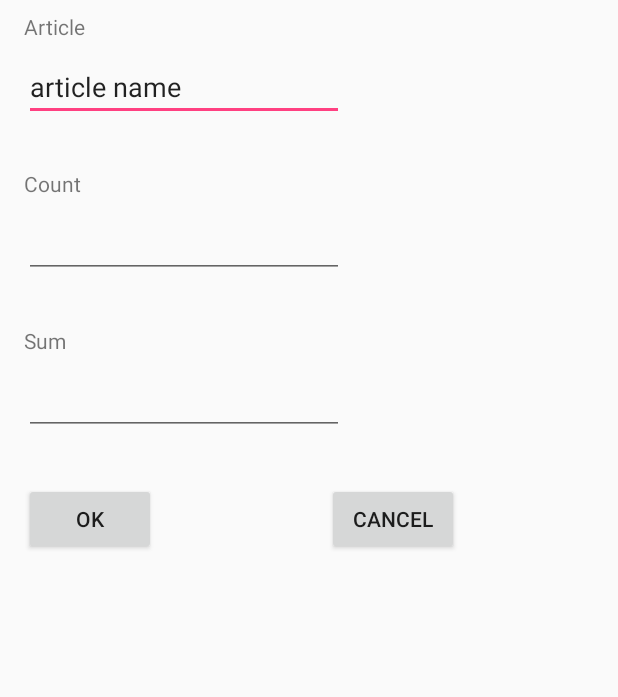
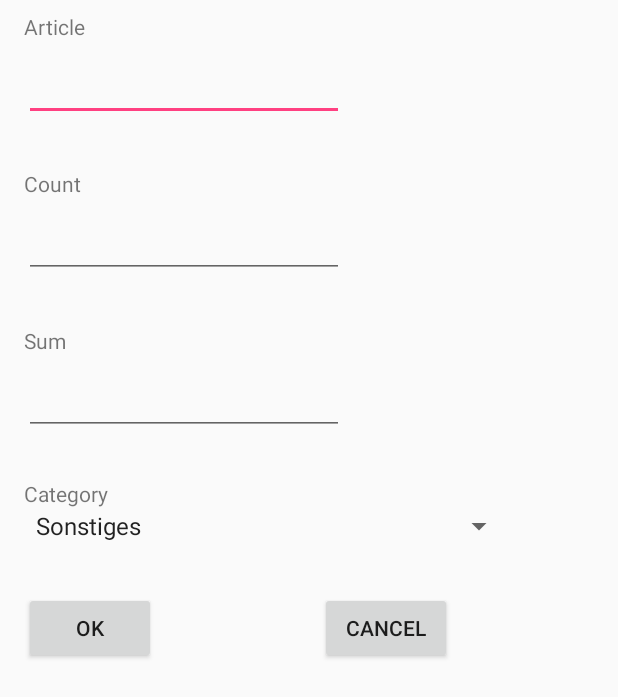
Before and after one commit to advandy/scanner_v1, an Android app: the layout edit_item.xml on its own in the app's theme, with its tools: preview values and no code run, on a phone screen of 412 x 824 dp. Shown: the top 697 px of the screen. Run offline under Robolectric (Android 15) with nearby library versions, the phone set to English and light mode, and no system bars.

Commit message:
add category

```diff
--- a/app/src/main/java/cheng/yunhan/butler/CropImageActivity.java
+++ b/app/src/main/java/cheng/yunhan/butler/CropImageActivity.java
@@ -37,6 +37,7 @@ public class CropImageActivity extends AppCompatActivity {
     private int originHeight;
     private int originWidth;
     private ProgressBar pb;
+    private String shopName;
 
     @Override
     protected void onCreate(Bundle savedInstanceState) {
@@ -44,6 +45,7 @@ public class CropImageActivity extends AppCompatActivity {
 
         Intent intent = getIntent();
         imagePath = intent.getStringExtra("imageUri");
+        shopName = intent.getStringExtra("shopName");
 
         image = BitmapFactory.decodeFile(imagePath);
 
@@ -145,6 +147,7 @@ public class CropImageActivity extends AppCompatActivity {
                     Intent intent = new Intent(CropImageActivity.this, OcrDetailActivity.class);
                     intent.putExtra("imagePath", imagePath);
                     intent.addFlags(intent.FLAG_ACTIVITY_NEW_TASK);
+                    intent.putExtra("shopName", shopName);
                     startActivity(intent);
                     finish();
                 } catch (IOException e) {
--- a/app/src/main/java/cheng/yunhan/butler/ExpenseMainActivity.java
+++ b/app/src/main/java/cheng/yunhan/butler/ExpenseMainActivity.java
@@ -163,5 +163,7 @@ public class ExpenseMainActivity extends AppCompatActivity implements ExpenseTim
             }
             return null;
         }
+
+
     }
 }
--- a/app/src/main/java/cheng/yunhan/butler/takePhotoActivity.java
+++ b/app/src/main/java/cheng/yunhan/butler/takePhotoActivity.java
@@ -24,11 +24,15 @@ public class takePhotoActivity extends Activity {
 
     public static final int REQUEST_IMAGE_CAPTURE = 1;
     File imageFile;
+    String shopName;
     private Camera camera;
     @RequiresApi(api = Build.VERSION_CODES.M)
     @Override
     protected void onCreate(Bundle savedInstanceState) {
         super.onCreate(savedInstanceState);
+
+        Intent intent = getIntent();
+        shopName = intent.getStringExtra("shopName");
 
         //setContentView(new CameraPreview(this));
 
@@ -49,6 +53,7 @@ public class takePhotoActivity extends Activity {
             Intent intent = new Intent(takePhotoActivity.this, CropImageActivity.class);
             intent.putExtra("imageUri", Uri.fromFile(imageFile).getPath());
             intent.addFlags(Intent.FLAG_ACTIVITY_NEW_TASK);
+            intent.putExtra("shopName", shopName);
             startActivity(intent);
             this.finish();
         } else if (requestCode == REQUEST_IMAGE_CAPTURE && resultCode == RESULT_CANCELED) {
--- a/app/src/main/res/layout/edit_item.xml
+++ b/app/src/main/res/layout/edit_item.xml
@@ -13,22 +13,21 @@
         android:layout_marginTop="8dp"
         android:text="Article"
         app:layout_constraintLeft_toLeftOf="parent"
-        app:layout_constraintTop_toTopOf="parent" />
+        app:layout_constraintTop_toTopOf="parent"
+        android:layout_marginStart="16dp" />
 
     <EditText
         android:id="@+id/article"
         android:layout_width="wrap_content"
         android:layout_height="wrap_content"
+        android:layout_marginEnd="8dp"
         android:layout_marginLeft="16dp"
+        android:layout_marginStart="16dp"
         android:layout_marginTop="8dp"
         android:ems="10"
         android:inputType="text"
-        android:text="article name"
         app:layout_constraintLeft_toLeftOf="parent"
-        app:layout_constraintTop_toBottomOf="@+id/textView2"
-        android:layout_marginRight="8dp"
-        app:layout_constraintRight_toRightOf="parent"
-        app:layout_constraintHorizontal_bias="0.0" />
+        app:layout_constraintTop_toBottomOf="@+id/textView2" />
 
     <TextView
         android:id="@+id/textView3"
@@ -38,7 +37,8 @@
         android:layout_marginTop="32dp"
         android:text="Count"
         app:layout_constraintLeft_toLeftOf="parent"
-        app:layout_constraintTop_toBottomOf="@+id/article" />
+        app:layout_constraintTop_toBottomOf="@+id/article"
+        android:layout_marginStart="16dp" />
 
     <EditText
         android:id="@+id/count"
@@ -50,9 +50,8 @@
         app:layout_constraintLeft_toLeftOf="parent"
         android:layout_marginTop="8dp"
         app:layout_constraintTop_toBottomOf="@+id/textView3"
-        android:layout_marginRight="8dp"
-        app:layout_constraintRight_toRightOf="parent"
-        app:layout_constraintHorizontal_bias="0.0" />
+        android:layout_marginStart="16dp"
+        android:layout_marginEnd="8dp" />
 
     <TextView
         android:id="@+id/textView4"
@@ -62,7 +61,8 @@
         android:layout_marginTop="32dp"
         android:text="Sum"
         app:layout_constraintLeft_toLeftOf="parent"
-        app:layout_constraintTop_toBottomOf="@+id/count" />
+        app:layout_constraintTop_toBottomOf="@+id/count"
+        android:layout_marginStart="16dp" />
 
     <EditText
         android:id="@+id/sum"
@@ -74,9 +74,8 @@
         android:inputType="numberDecimal"
         app:layout_constraintLeft_toLeftOf="parent"
         app:layout_constraintTop_toBottomOf="@+id/textView4"
-        android:layout_marginRight="8dp"
-        app:layout_constraintRight_toRightOf="parent"
-        app:layout_constraintHorizontal_bias="0.0" />
+        android:layout_marginStart="16dp"
+        android:layout_marginEnd="8dp" />
 
     <Button
         android:id="@+id/ok"
@@ -85,17 +84,41 @@
         android:layout_marginLeft="16dp"
         android:text="Ok"
         app:layout_constraintLeft_toLeftOf="parent"
+        android:layout_marginStart="16dp"
         android:layout_marginTop="32dp"
-        app:layout_constraintTop_toBottomOf="@+id/sum" />
+        app:layout_constraintTop_toBottomOf="@+id/spinner" />
 
     <Button
         android:id="@+id/cancel"
         android:layout_width="wrap_content"
         android:layout_height="wrap_content"
-        android:layout_marginLeft="8dp"
+        android:layout_marginLeft="32dp"
         android:text="Cancel"
         app:layout_constraintLeft_toRightOf="@+id/ok"
         app:layout_constraintRight_toRightOf="parent"
+        app:layout_constraintHorizontal_bias="0.478"
+        android:layout_marginStart="8dp"
         android:layout_marginTop="32dp"
-        app:layout_constraintTop_toBottomOf="@+id/sum" />
+        app:layout_constraintTop_toBottomOf="@+id/spinner" />
+
+    <TextView
+        android:id="@+id/textView8"
+        android:layout_width="wrap_content"
+        android:layout_height="wrap_content"
+        android:layout_marginTop="29dp"
+        android:text="Category"
+        app:layout_constraintTop_toBottomOf="@+id/sum"
+        android:layout_marginLeft="16dp"
+        app:layout_constraintLeft_toLeftOf="parent" />
+
+    <Spinner
+        android:id="@+id/spinner"
+        android:layout_width="wrap_content"
+        android:layout_height="wrap_content"
+        android:layout_marginLeft="16dp"
+        android:layout_marginTop="0dp"
+        android:entries="@array/category"
+        android:spinnerMode="dialog"
+        app:layout_constraintLeft_toLeftOf="parent"
+        app:layout_constraintTop_toBottomOf="@+id/textView8" />
 </android.support.constraint.ConstraintLayout>
--- a/app/src/main/res/values/strings.xml
+++ b/app/src/main/res/values/strings.xml
@@ -19,4 +19,26 @@
         <item>Rossman</item>
         <item>Others</item>
     </string-array>
+    <string-array name="category">
+        <item>Sonstiges</item>
+        <item>Alkoholfreie Getränke</item>
+        <item>Alkoholische Getränke</item>
+        <item>Backwaren / Brot / Kuchen</item>
+        <item>Drogerie</item>
+        <item>Elektrozubehör</item>
+        <item>Fleisch/Wurst</item>
+        <item>Freizeit, Hobby, Mobilität</item>
+        <item>Kaffee / Tea / Aufstriche</item>
+        <item>Kindernahrungs/-pflege</item>
+        <item>Molkerei / Käse / Eier / Fette / Butter</item>
+        <item>Nahrungsmittel</item>
+        <item>Obst / Gemüse / Pflanzen</item>
+        <item>Pfand / Leergut</item>
+        <item>Putz- / Waschmittel</item>
+        <item>Schreibwaren / Presse / Brillen / Saison</item>
+        <item>Süsswaren / Süss- / Salzgebäck</item>
+        <item>Tabak</item>
+        <item>Tiefkühlkost</item>
+        <item>Tiernahrung</item>
+    </string-array>
 </resources>
```
Also changed, not shown: app/src/main/java/cheng/yunhan/butler/DailyExpenseList.java (+30 -17 lines), app/src/main/java/cheng/yunhan/butler/ExpenseTimelineFragment.java (+9 -3 lines), app/src/main/java/cheng/yunhan/butler/OcrDetailActivity.java (+9 -0 lines), app/src/main/res/layout/input_modes_popup.xml (+36 -8 lines), app/src/main/res/layout/manual_add_item.xml (+33 -19 lines), app/src/main/res/layout/shop_list_item.xml (+16 -0 lines).
